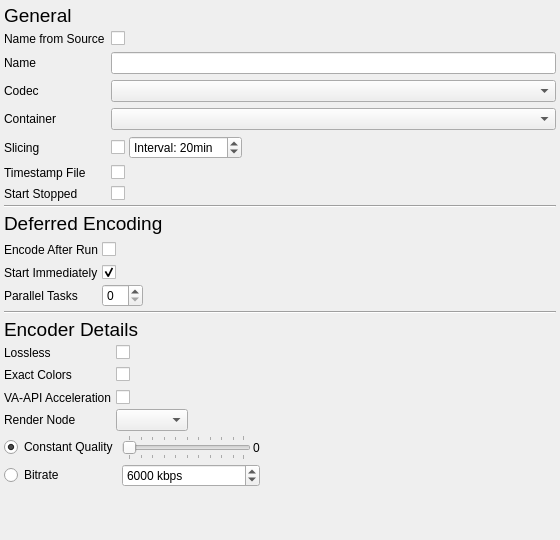
Old version of the form modules/videorecorder/recordersettingsdialog.ui in the repository syntalos/syntalos.
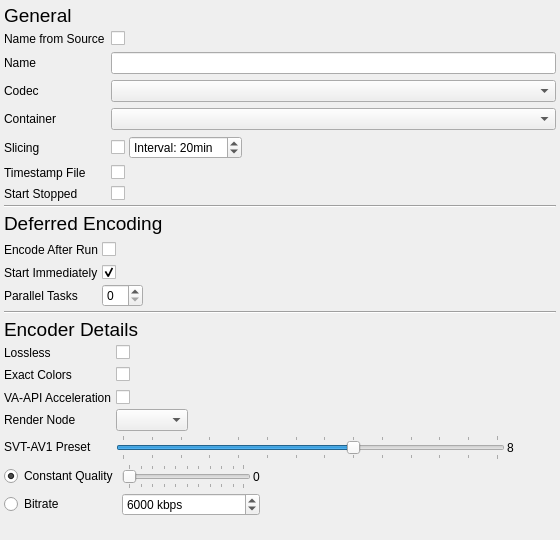
New version of the form. Icons and pictures are not drawn.

Commit message:
videorecorder: Add slider for SVT-AV1 preset
Resolves: #221

Patch:
```diff
--- a/modules/videorecorder/recordersettingsdialog.ui
+++ b/modules/videorecorder/recordersettingsdialog.ui
@@ -632,6 +632,82 @@
         <item row="3" column="1">
          <widget class="QComboBox" name="renderNodeComboBox"/>
         </item>
+        <item row="4" column="0">
+         <widget class="QLabel" name="svtAv1PresetLabel">
+          <property name="text">
+           <string>SVT-AV1 Preset</string>
+          </property>
+          <property name="buddy">
+           <cstring>svtAv1PresetSlider</cstring>
+          </property>
+         </widget>
+        </item>
+        <item row="4" column="1">
+         <widget class="QWidget" name="svtAv1PresetWidget" native="true">
+          <layout class="QHBoxLayout" name="horizontalLayout_svtAv1Preset">
+           <property name="spacing">
+            <number>2</number>
+           </property>
+           <property name="leftMargin">
+            <number>0</number>
+           </property>
+           <property name="topMargin">
+            <number>0</number>
+           </property>
+           <property name="rightMargin">
+            <number>0</number>
+           </property>
+           <property name="bottomMargin">
+            <number>0</number>
+           </property>
+           <item>
+            <widget class="QSlider" name="svtAv1PresetSlider">
+             <property name="maximum">
+              <number>13</number>
+             </property>
+             <property name="value">
+              <number>8</number>
+             </property>
+             <property name="orientation">
+              <enum>Qt::Orientation::Horizontal</enum>
+             </property>
+             <property name="tickPosition">
+              <enum>QSlider::TickPosition::TicksBothSides</enum>
+             </property>
+             <property name="tickInterval">
+              <number>1</number>
+             </property>
+            </widget>
+           </item>
+           <item>
+            <widget class="QLabel" name="svtAv1PresetValLabel">
+             <property name="text">
+              <string>8</string>
+             </property>
+            </widget>
+           </item>
+           <item>
+            <widget class="QPushButton" name="svtAv1PresetInfoButton">
+             <property name="text">
+              <string/>
+             </property>
+             <property name="icon">
+              <iconset theme="dialog-information"/>
+             </property>
+             <property name="iconSize">
+              <size>
+               <width>16</width>
+               <height>16</height>
+              </size>
+             </property>
+             <property name="flat">
+              <bool>true</bool>
+             </property>
+            </widget>
+           </item>
+          </layout>
+         </widget>
+        </item>
        </layout>
       </item>
      </layout>
```
Left out of the diff: 2 changed lines with no effect on the pictures. The commit also changes 5 other files.
